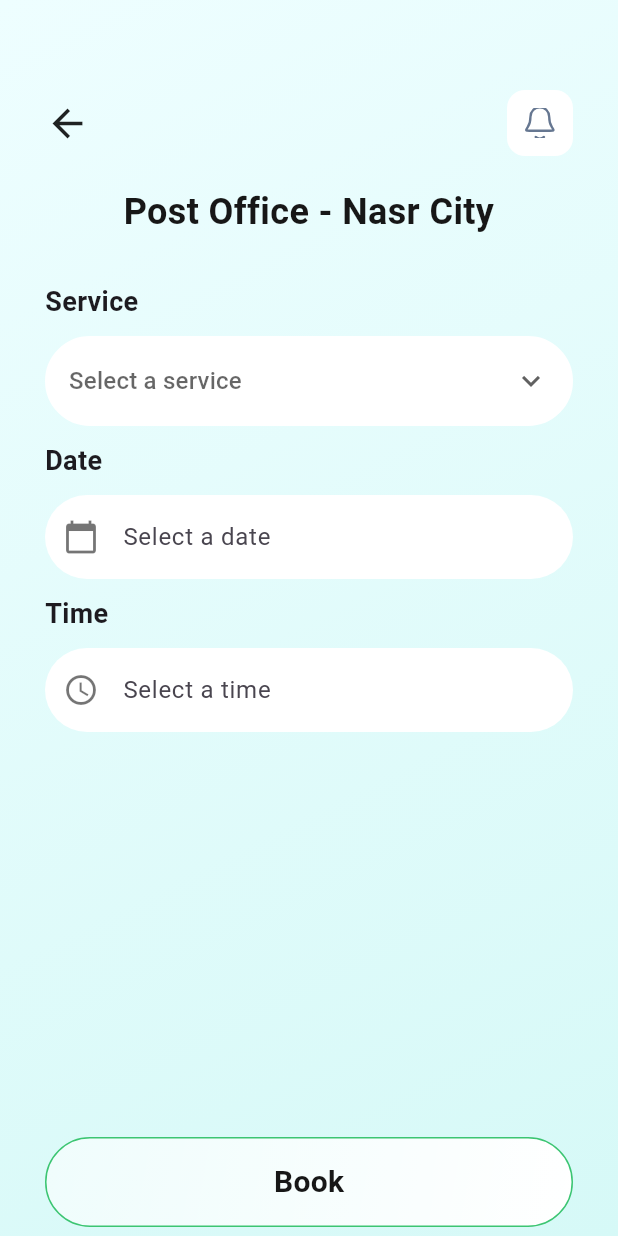
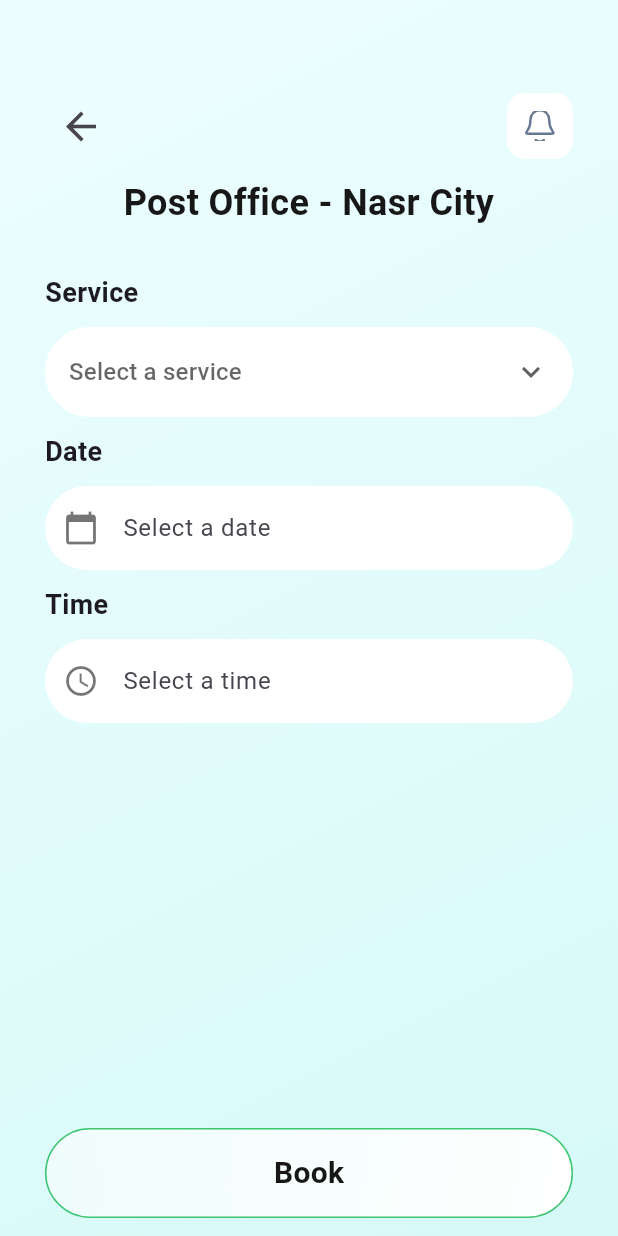
Before and after one commit to Yousef-Ashraf01/smart_queue, a Flutter app: the BranchBookingScreen screen opened directly with sample values from the repository, on a phone screen of 412 x 824 dp. Run offline on Flutter 3.47's test engine with Material 3 defaults, Android fonts, the phone set to English and light mode, and no system bars; our stand-ins replace another_flushbar, flutter_map, flutter_svg, geolocator, latlong2.

Commit message:
Action on back button

```diff
--- a/lib/core/widgets/app_top_bar.dart
+++ b/lib/core/widgets/app_top_bar.dart
@@ -8,7 +8,15 @@ class AppTopBar extends StatelessWidget {
   Widget build(BuildContext context) {
     return Row(
       mainAxisAlignment: MainAxisAlignment.spaceBetween,
-      children: const [Icon(Icons.arrow_back, size: 30), NotificationWidget()],
+      children: [
+        IconButton(
+          onPressed: () {
+            Navigator.pop(context);
+          },
+          icon: Icon(Icons.arrow_back, size: 30),
+        ),
+        NotificationWidget(),
+      ],
     );
   }
 }
--- a/lib/features/branch_booking/presentation/view/branch_booking_screen.dart
+++ b/lib/features/branch_booking/presentation/view/branch_booking_screen.dart
@@ -51,7 +51,7 @@ class _BranchBookingScreenState extends State<BranchBookingScreen> {
               crossAxisAlignment: CrossAxisAlignment.stretch,
               children: [
                 AppTopBar(),
-                const SizedBox(height: 20),
+                const SizedBox(height: 10),
                 Text(
                   widget.branch.name,
                   style: AppStyle.bold24black,
```
